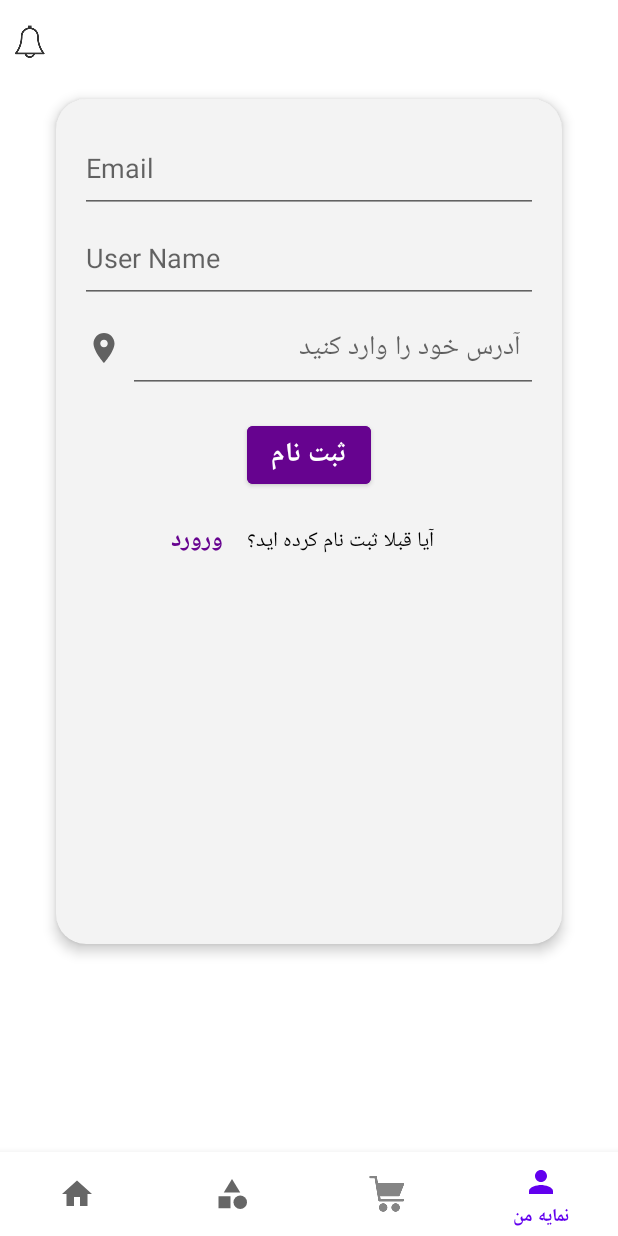
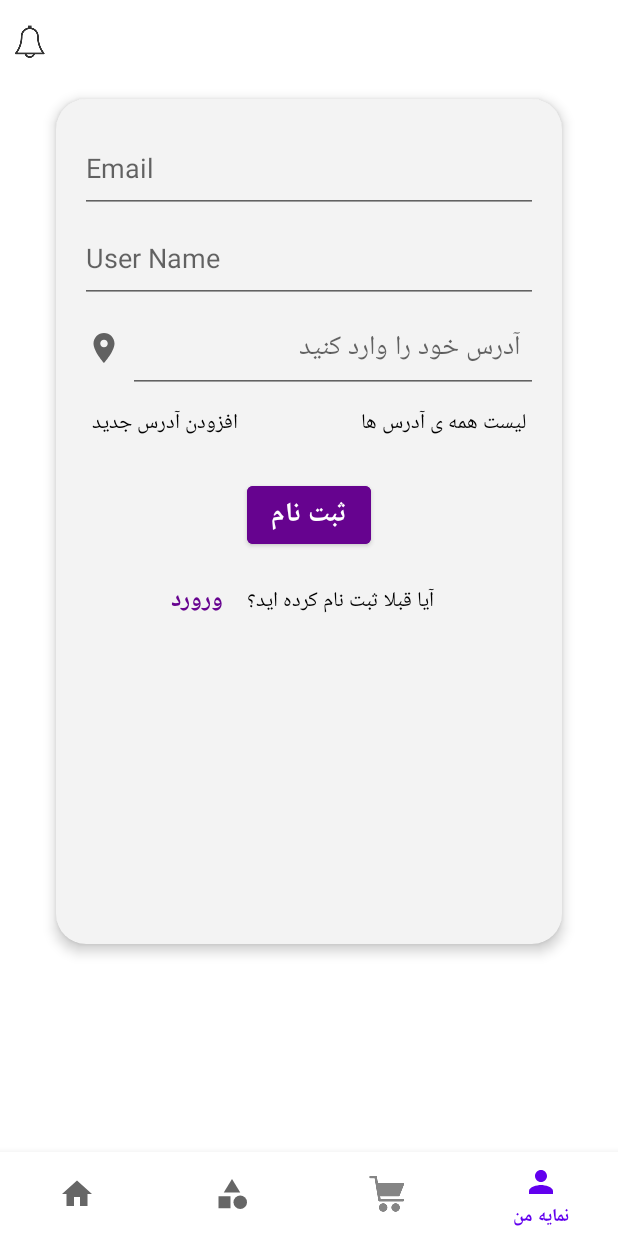
Before and after one commit to FatemePirfarshi/OnlineShop, an Android app: the AccountFragment screen opened through its navigation route, on a phone screen of 412 x 824 dp. Run offline under Robolectric (Android 15) with nearby library versions, the phone set to English and light mode, and no system bars; our stand-ins replace EventBus, data binding, navigation-ui; libraries missing offline, so code that uses them is left out: com.smarteist.autoimageslider.

Commit message:
add addresses to list and show it to user for select.

```diff
--- a/app/build.gradle
+++ b/app/build.gradle
@@ -67,6 +67,8 @@ dependencies {
     implementation "androidx.work:work-runtime:$work_version"
     implementation 'org.greenrobot:eventbus:3.2.0'
 
+    implementation 'org.jsoup:jsoup:1.11.1'
+
     testImplementation 'junit:junit:4.+'
     androidTestImplementation 'androidx.test.ext:junit:1.1.2'
     androidTestImplementation 'androidx.test.espresso:espresso-core:3.3.0'
--- a/app/src/main/java/com/example/onlineshop/adapter/ReviewAdapter.java
+++ b/app/src/main/java/com/example/onlineshop/adapter/ReviewAdapter.java
@@ -1,6 +1,5 @@
 package com.example.onlineshop.adapter;
 
-import android.util.Log;
 import android.view.LayoutInflater;
 import android.view.ViewGroup;
 
@@ -46,13 +45,13 @@ public class ReviewAdapter extends RecyclerView.Adapter<ReviewAdapter.ReviewList
 
         private final ItemReviewListBinding mBinding;
 
-        public ReviewListHolder(ItemReviewListBinding binding){
+        public ReviewListHolder(ItemReviewListBinding binding) {
             super(binding.getRoot());
             mBinding = binding;
             mBinding.setProductPageViewModel(mViewModel);
         }
 
-        public void bindReviewItem(Review reviewItem, int position){
+        public void bindReviewItem(Review reviewItem, int position) {
             mBinding.setPosition(position);
         }
     }
--- a/app/src/main/java/com/example/onlineshop/data/remote/retrofit/WoocommerceService.java
+++ b/app/src/main/java/com/example/onlineshop/data/remote/retrofit/WoocommerceService.java
@@ -70,6 +70,8 @@ public interface WoocommerceService {
             @Query("consumer_key") String consumerKey,
             @Query("consumer_secret") String consumerSecret
     );
+
+
 //    @Headers("Content-Type: application/json")
 //    @POST("customers")
 //    Call<Customer> createCustomer(
--- a/app/src/main/java/com/example/onlineshop/utilities/QueryPreferences.java
+++ b/app/src/main/java/com/example/onlineshop/utilities/QueryPreferences.java
@@ -8,7 +8,9 @@ import com.google.gson.Gson;
 
 import java.util.ArrayList;
 import java.util.Arrays;
+import java.util.HashSet;
 import java.util.List;
+import java.util.Set;
 
 public class QueryPreferences {
 
@@ -17,6 +19,19 @@ public class QueryPreferences {
     private static final String PREF_CUSTOMER_EMAIL = "userEmail";
     private static final String PREF_CUSTOMER_USERNAME = "userName";
     private static final String PREF_CUSTOMER_ID = "id";
+    public static final String PREF_USER_ADDRESSES = "userAddresses";
+    public static final String PREF_CURRENT_ADDRESS = "currentAddress";
+
+    public static String getCurrentAddressQuery(Context context) {
+        return getSharedPreferences(context).getString(PREF_CURRENT_ADDRESS, null);
+    }
+
+    public static void setCurrentAddressQuery(Context context, String address) {
+        getSharedPreferences(context)
+                .edit()
+                .putString(PREF_CURRENT_ADDRESS, address)
+                .apply();
+    }
 
     public static Integer getIdQuery(Context context) {
         return getSharedPreferences(context).getInt(PREF_CUSTOMER_ID, 0);
@@ -62,6 +77,25 @@ public class QueryPreferences {
                 .apply();
     }
 
+    public static void setUserAddress(Context context, Set<String> customerAddress){
+        getSharedPreferences(context)
+                .edit()
+                .putStringSet(PREF_USER_ADDRESSES, customerAddress)
+                .apply();
+    }
+
+    public static void addUserAddress(Context context, String address){
+        Set<String> addressItems = getUserAddresses(context);
+        if(addressItems == null)
+            addressItems = new HashSet<>();
+        addressItems.add(address);
+        setUserAddress(context, addressItems);
+    }
+
+    public static Set<String> getUserAddresses(Context context){
+        return getSharedPreferences(context).getStringSet(PREF_USER_ADDRESSES, null);
+    }
+
     public static void setCartProducts(Context context, List<ProductItem> productItems){
 
         Gson gson = new Gson();
--- a/app/src/main/java/com/example/onlineshop/view/fragment/AccountFragment.java
+++ b/app/src/main/java/com/example/onlineshop/view/fragment/AccountFragment.java
@@ -1,6 +1,7 @@
 package com.example.onlineshop.view.fragment;
 
 import android.os.Bundle;
+import android.util.Log;
 import android.view.LayoutInflater;
 import android.view.View;
 import android.view.ViewGroup;
@@ -18,6 +19,8 @@ import com.example.onlineshop.databinding.FragmentAccountBinding;
 import com.example.onlineshop.utilities.QueryPreferences;
 import com.example.onlineshop.view.observers.SingleEventObserver;
 import com.example.onlineshop.viewmodel.AccountViewModel;
+
+import java.util.Set;
 
 public class AccountFragment extends VisibleFragment {
 
@@ -40,6 +43,9 @@ public class AccountFragment extends VisibleFragment {
         super.onCreate(savedInstanceState);
 
         mAccountViewModel = new ViewModelProvider(this).get(AccountViewModel.class);
+        mAccountViewModel.setAddressItems();
+
+        mAccountViewModel.fetchCurrentUser();
     }
 
     @Override
@@ -94,6 +100,16 @@ public class AccountFragment extends VisibleFragment {
             }
         });
 
+        LiveData<Boolean> showAddressLiveData = mAccountViewModel.getShowAddressList();
+        showAddressLiveData.observe(getViewLifecycleOwner(), new SingleEventObserver<Boolean>(this, showAddressLiveData) {
+            @Override
+            public void onChanged(Boolean aBoolean) {
+                super.onChanged(aBoolean);
+                if (aBoolean) {
+                    Navigation.findNavController(mBinding.getRoot()).navigate(R.id.addressListFragment);
+                }
+            }
+        });
         LiveData<Boolean> registeredLiveData = mAccountViewModel.getRegisterLiveData();
         registeredLiveData.observe(getViewLifecycleOwner(), new SingleEventObserver<Boolean>(this, registeredLiveData) {
             @Override
@@ -138,5 +154,14 @@ public class AccountFragment extends VisibleFragment {
                 QueryPreferences.setIdQuery(getActivity(), customer.getId());
             }
         });
+
+        mAccountViewModel.getAddressLiveData().observe(getViewLifecycleOwner(), new Observer<String>() {
+            @Override
+            public void onChanged(String s) {
+                QueryPreferences.setCurrentAddressQuery(getActivity(), s);
+                Log.e("useAddressFrag",s);
+                mBinding.etAddress.setText(QueryPreferences.getCurrentAddressQuery(getActivity()));
+            }
+        });
     }
 }
--- a/app/src/main/java/com/example/onlineshop/viewmodel/AccountViewModel.java
+++ b/app/src/main/java/com/example/onlineshop/viewmodel/AccountViewModel.java
@@ -8,9 +8,13 @@ import androidx.lifecycle.LiveData;
 import androidx.lifecycle.MutableLiveData;
 
 import com.example.onlineshop.data.model.Customer;
+import com.example.onlineshop.data.model.ProductItem;
 import com.example.onlineshop.data.repository.CustomerRepository;
 import com.example.onlineshop.utilities.QueryPreferences;
 import com.example.onlineshop.work.PollWorker;
+
+import java.util.List;
+import java.util.Set;
 
 public class AccountViewModel extends AndroidViewModel {
 
@@ -19,6 +23,14 @@ public class AccountViewModel extends AndroidViewModel {
     private MutableLiveData<Boolean> mRequestPermission = new MutableLiveData<>();
     private MutableLiveData<Boolean> mLoginClicked = new MutableLiveData<>();
     private MutableLiveData<Boolean> mLoginAccount = new MutableLiveData<>();
+    private MutableLiveData<Boolean> mShowAddressList = new MutableLiveData<>();
+    private MutableLiveData<String> mClickedAddress = new MutableLiveData<>();
+
+    private MutableLiveData<Set<String>> mAddressListLiveData = new MutableLiveData<>();
+    private MutableLiveData<String> mAddressLiveData = new MutableLiveData<>();
+    private MutableLiveData<String> mEmailLiveData = new MutableLiveData<>();
+    private MutableLiveData<String> mUserNameLiveData = new MutableLiveData<>();
+
 
     private CustomerRepository mRepository;
     private LiveData<Customer> mCustomerLiveData;
@@ -28,6 +40,13 @@ public class AccountViewModel extends AndroidViewModel {
     private String mEmail;
     private String mLoginEmail;
     private String mUserName;
+    private String mCurrentAddress;
+
+    public void fetchCurrentUser(){
+        mAddressLiveData.setValue(QueryPreferences.getCurrentAddressQuery(getApplication()));
+        mEmailLiveData.setValue(QueryPreferences.getEmailQuery(getApplication()));
+        mUserNameLiveData.setValue(QueryPreferences.getUserNameQuery(getApplication()));
+    }
 
     public LiveData<Customer> getCustomerLiveData() {
         return mCustomerLiveData;
@@ -35,6 +54,26 @@ public class AccountViewModel extends AndroidViewModel {
 
     public LiveData<Boolean> getRegisterLiveData() {
         return mRegisterLiveData;
+    }
+
+    public MutableLiveData<Set<String>> getAddressListLiveData() {
+        return mAddressListLiveData;
+    }
+
+    public MutableLiveData<Boolean> getShowAddressList() {
+        return mShowAddressList;
+    }
+
+    public MutableLiveData<String> getClickedAddress() {
+        return mClickedAddress;
+    }
+
+    public MutableLiveData<String> getEmailLiveData() {
+        return mEmailLiveData;
+    }
+
+    public MutableLiveData<String> getUserNameLiveData() {
+        return mUserNameLiveData;
     }
 
     public AccountViewModel(@NonNull Application application) {
@@ -63,6 +102,10 @@ public class AccountViewModel extends AndroidViewModel {
 
     public MutableLiveData<Boolean> getLoginAccount() {
         return mLoginAccount;
+    }
+
+    public MutableLiveData<String> getAddressLiveData() {
+        return mAddressLiveData;
     }
 
     public LiveData<Customer> getSearchCustomer() {
@@ -114,4 +157,29 @@ public class AccountViewModel extends AndroidViewModel {
         mRequestPermission.setValue(true);
     }
 
+    public void onTextChangedAddress(CharSequence charSequence, int i, int i1, int i2) {
+        mCurrentAddress = charSequence.toString();
+//        mAddressLiveData.setValue(charSequence.toString());
+    }
+
+    public void addAddressClicked(){
+        QueryPreferences.addUserAddress(getApplication(), mCurrentAddress);
+    }
+
+    public void setAddressItems() {
+        Set<String> addressItems = QueryPreferences.getUserAddresses(getApplication());
+        if (addressItems != null)
+            mAddressListLiveData.setValue(addressItems);
+    }
+
+    public void showAddressList(){
+        mShowAddressList.setValue(true);
+    }
+
+    public void addressClicked(String address){
+        QueryPreferences.setCurrentAddressQuery(getApplication(), address);
+        mClickedAddress.setValue(address);
+        //callback
+        mAddressLiveData.setValue(address);
+    }
 }
--- a/app/src/main/res/layout/fragment_account.xml
+++ b/app/src/main/res/layout/fragment_account.xml
@@ -55,7 +55,8 @@
                     android:padding="4dp"
                     android:onTextChanged="@{accountViewModel::onTextChangedEmail}"
                     android:layout_width="match_parent"
-                    android:layout_height="60dp"/>
+                    android:layout_height="60dp"
+                    android:text="@{accountViewModel.emailLiveData}" />
 
                 <EditText
                     android:id="@+id/et_user_name"
@@ -63,7 +64,8 @@
                     android:padding="4dp"
                     android:onTextChanged="@{accountViewModel::onTextChangedUserName}"
                     android:layout_width="match_parent"
-                    android:layout_height="60dp"/>
+                    android:layout_height="60dp"
+                    android:text="@{accountViewModel.userNameLiveData}" />
 <!--                <com.google.android.material.textfield.TextInputLayout-->
 <!--                    android:id="@+id/et_email"-->
 <!--                    style="@style/Widget.MaterialComponents.TextInputLayout.OutlinedBox"-->
@@ -120,10 +122,36 @@
                         android:layout_width="match_parent"
                         android:layout_height="60dp"
                         android:hint="@string/address"
+                        android:onTextChanged="@{accountViewModel::onTextChangedAddress}"
+                        android:text="@{accountViewModel.addressLiveData}"
                         android:layout_toRightOf="@id/iv_location"
                         android:layout_gravity="right"
                         android:padding="12dp"
                         app:errorEnabled="true" />
+
+                </RelativeLayout>
+
+                <RelativeLayout
+                    android:layout_width="wrap_content"
+                    android:layout_height="wrap_content"
+                    android:orientation="horizontal">
+
+                    <TextView
+                        android:layout_width="wrap_content"
+                        android:layout_height="wrap_content"
+                        android:text="@string/ad_address"
+                        android:padding="8dp"
+                        android:textColor="@color/black"
+                        android:onClick="@{() -> accountViewModel.addAddressClicked()}"/>
+
+                    <TextView
+                        android:layout_width="wrap_content"
+                        android:layout_height="wrap_content"
+                        android:text="@string/list_of_addresses"
+                        android:textColor="@color/black"
+                        android:layout_alignParentRight="true"
+                        android:padding="8dp"
+                        android:onClick="@{() -> accountViewModel.showAddressList()}"/>
 
                 </RelativeLayout>
 
--- a/app/src/main/res/layout/fragment_send_order.xml
+++ b/app/src/main/res/layout/fragment_send_order.xml
@@ -83,7 +83,9 @@
             android:textSize="16sp"
             app:layout_constraintRight_toLeftOf="@id/tv_coupon"
             app:layout_constraintTop_toBottomOf="@id/tv_total_price"
-            android:layout_margin="16dp" />
+            android:layout_margin="16dp"
+            android:onTextChanged="@{sendOrderViewModel::onTextChangedCoupon}"
+            />
 
         <Button
             android:id="@+id/send_coupon"
--- a/app/src/main/res/navigation/nav_graph.xml
+++ b/app/src/main/res/navigation/nav_graph.xml
@@ -98,6 +98,9 @@
         <action
             android:id="@+id/action_accountFragment_to_loginFragment"
             app:destination="@id/loginFragment" />
+        <action
+            android:id="@+id/action_accountFragment_to_addressListFragment"
+            app:destination="@id/addressListFragment" />
     </fragment>
 
     <dialog
@@ -116,5 +119,9 @@
         android:id="@+id/sendOrderFragment"
         android:name="com.example.onlineshop.view.fragment.SendOrderFragment"
         android:label="SendOrderFragment" />
+    <dialog
+        android:id="@+id/addressListFragment"
+        android:name="com.example.onlineshop.view.fragment.AddressListFragment"
+        android:label="AddressListFragment" />
 
 </navigation>
--- a/app/src/main/res/values/strings.xml
+++ b/app/src/main/res/values/strings.xml
@@ -87,4 +87,6 @@
     <string name="name">نام</string>
     <string name="send_review_successfuly">نظر شما ارسال شد</string>
     <string name="please_try_again">لطفا مجددا تلاش کنید</string>
+    <string name="ad_address">افزودن آدرس جدید</string>
+    <string name="list_of_addresses">لیست همه ی آدرس ها</string>
 </resources>
```
Also changed, not shown: app/src/main/java/com/example/onlineshop/adapter/AddressAdapter.java (added, +68 -0 lines), app/src/main/java/com/example/onlineshop/data/model/CouponLines.java (added, +55 -0 lines), app/src/main/java/com/example/onlineshop/data/remote/retrofit/GetCouponDeserializer.java (added, +27 -0 lines), app/src/main/java/com/example/onlineshop/view/fragment/AddressListFragment.java (added, +89 -0 lines), app/src/main/java/com/example/onlineshop/viewmodel/SendOrderViewModel.java (+13 -2 lines), app/src/main/res/layout/fragment_address_list.xml (added, +16 -0 lines), app/src/main/res/layout/item_address_list.xml (added, +37 -0 lines).
